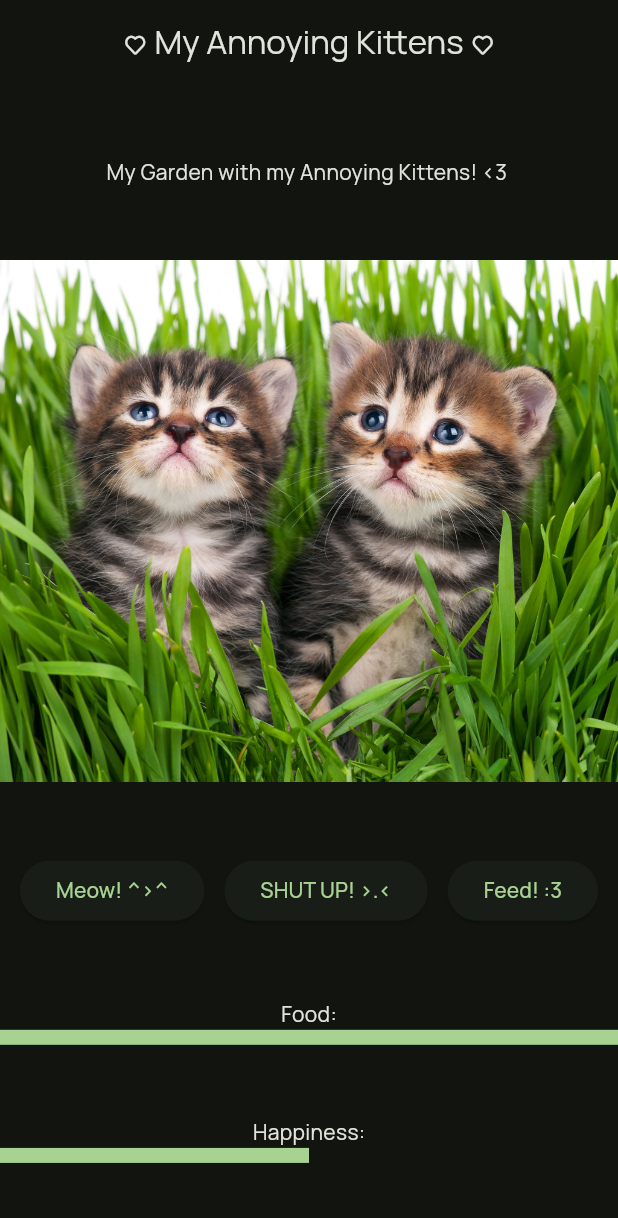
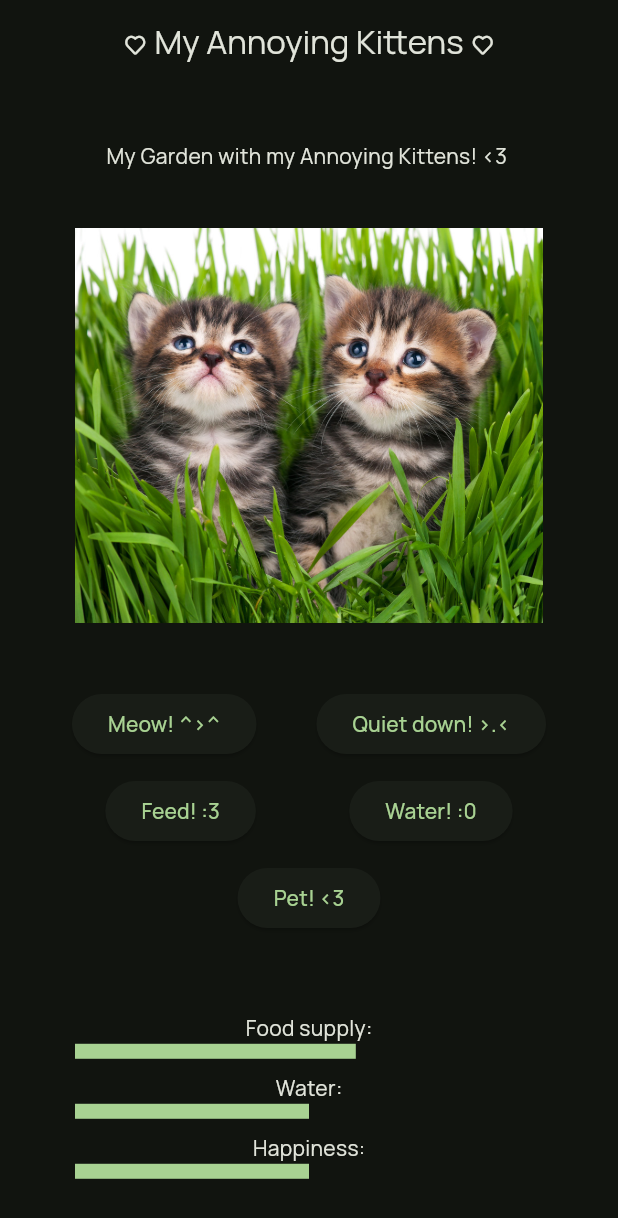
Before and after one commit to BurnyLlama/the-annoying-cat, a Flutter app: the screen it shows after launch, after a tap on "Feed! :3", on a phone screen of 412 x 824 dp. Shown: the top 1218 px of the screen. Run offline on Flutter 3.47's test engine with Material 2 defaults, Android fonts, the phone set to English and light mode, and no system bars; our stand-ins replace audioplayers.

Commit message:
Added water bar.

```diff
--- a/lib/cat.dart
+++ b/lib/cat.dart
@@ -6,15 +6,12 @@ class Cat {
   // This is a callback function that is run whenever the cat's state changes.
   late Function() _onStatChange;
 
+  // START: Meow
   // This is needed for the cat to know if it should meow -- how else would it know?
   bool _shouldMeow = false;
 
   // Create an audio player for use with meows. :3
   final AudioPlayer _player = AudioPlayer();
-
-  // This keeps track of the cat's hunger and maxHunger.
-  int _foodSupply = 5;
-  final int maximumFoodSupply = 10;
 
   // This is a list of all possible meow sounds.
   static const _meows = [
@@ -38,10 +35,30 @@ class Cat {
     }
   }
 
+  // The cat will start meowing until stopped.
+  void startMeow() {
+    _shouldMeow = true;
+    // Only start meowing if not already meowing.
+    if (_player.state != PlayerState.playing) {
+      _meow();
+    }
+  }
+
+  // This stops the cat from meowing, but it will allow the current meow to finish.
+  void stopMeow() {
+    _shouldMeow = false;
+  }
+  // END: Meow
+
+  // START: Food
+  // This keeps track of the cat's hunger and maxHunger.
+  int _foodSupply = 5;
+  final int maxFoodSupply = 10;
+
   // Increases the cat's hunger by 1.
   void _decreaseFoodSupply() {
-    if (_foodSupply < maximumFoodSupply && Random().nextInt(10) == 7) {
-      _foodSupply += 1;
+    if (_foodSupply > 0) {
+      _foodSupply -= 1;
       _onStatChange();
     }
   }
@@ -49,38 +66,108 @@ class Cat {
   // Start a periodic timer that increases hunger.
   void _startFoodConsumption() {
     Timer.periodic(const Duration(seconds: 1), (timer) {
-      _decreaseFoodSupply();
+      if (Random().nextInt(10) == 7) {
+        _decreaseFoodSupply();
+      }
 
-      if (_foodSupply > 9) {
+      if (_foodSupply == 0) {
         startMeow();
       }
     });
   }
 
-  // The cat will start meowing until stopped.
-  void startMeow() {
-    _shouldMeow = true;
-    _meow();
-  }
-
-  // This stops the cat from meowing, but it will allow the current meow to finish.
-  void stopMeow() {
-    _shouldMeow = false;
-  }
-
-  // Feed the cat; decreases hunger by 1.
+  // Feed the cat; increases food supply by 1.
   void feed() {
-    if (_foodSupply > 0) {
-      _foodSupply -= 1;
+    if (_foodSupply < maxFoodSupply) {
+      _foodSupply += 1;
+      _onStatChange();
     }
-    stopMeow();
-    _onStatChange();
   }
 
   // Let the outside world see the cat's hunger.
-  int getHunger() {
+  int get remainingFoodSupply {
     return _foodSupply;
   }
+  // END: Food
+
+  // START: Water
+  // Keep track of the water supply.
+  int _waterSupply = 5;
+  final int maxWaterSupply = 10;
+
+  // Decrease the water supply by 1.
+  void _decreaseWaterSupply() {
+    if (_waterSupply > 0) {
+      _waterSupply -= 1;
+      _onStatChange();
+    }
+  }
+
+  // Start a periodic timer that makes sure that the cat gets thirsty.
+  void _startThirst() {
+    Timer.periodic(const Duration(seconds: 2), (timer) {
+      if (Random().nextInt(10) == 7) {
+        _decreaseWaterSupply();
+      }
+
+      if (_waterSupply == 0) {
+        startMeow();
+      }
+    });
+  }
+
+  // Give the cat some water; increases the water supply by 1.
+  void water() {
+    if (_waterSupply < maxWaterSupply) {
+      _waterSupply += 1;
+      _onStatChange();
+    }
+  }
+
+  // Get the remaining amount of water.
+  int get remainingWaterSupply {
+    return _waterSupply;
+  }
+  // END: Water
+
+  // START: Happiness
+  // Keep track of the cat's happiness levels
+  int _happinessLevel = 10;
+  final int maxHappinessLevel = 20;
+
+  // Decrease happiness level by 1.
+  void _decreaseHappinessLevel() {
+    if (_happinessLevel > 0) {
+      _happinessLevel -= 1;
+      _onStatChange();
+    }
+  }
+
+  // The cat will periodically lose happiness.
+  void _startBoredom() {
+    Timer.periodic(const Duration(milliseconds: 500), (timer) {
+      if (Random().nextInt(17) == 7) {
+        _decreaseHappinessLevel();
+      }
+
+      if (_happinessLevel == 0) {
+        startMeow();
+      }
+    });
+  }
+
+  // Increase happiness level by 1.
+  void pet() {
+    if (_happinessLevel < maxHappinessLevel) {
+      _happinessLevel += 1;
+      _onStatChange();
+    }
+  }
+
+  int get remainingHappiness {
+    return _happinessLevel;
+  }
+  // END: Happiness
 
   // Initialize the cat.
   Cat({required Function() onStatChange}) {
@@ -92,6 +179,12 @@ class Cat {
     // Make sure the cat gets hungrier.
     _startFoodConsumption();
 
+    // Make sure the cat becomes bored.
+    _startBoredom();
+
+    // Make sure the cat gets thirsty.
+    _startThirst();
+
     // Make sure to add a callback to be run on a stat change.
     _onStatChange = onStatChange;
   }
--- a/lib/main.dart
+++ b/lib/main.dart
@@ -3,6 +3,8 @@ import 'cat.dart';
 
 String catPic = "assets/el_gatos.jpg";
 double hungerBarValue = 0.0;
+double happinessBarValue = 0.0;
+double waterBarValue = 0.0;
 
 void main() => runApp(const MyApp());
 
@@ -14,6 +16,17 @@ class MyApp extends StatefulWidget {
 }
 
 class _MyAppState extends State<MyApp> {
+  // Pad an element
+  Widget padElement(
+      {required Widget element,
+      double vertical = 0.0,
+      double horizontal = 0.0}) {
+    return Container(
+        margin:
+            EdgeInsets.symmetric(horizontal: horizontal, vertical: vertical),
+        child: element);
+  }
+
   // Change which cat pic is displayed.
   changeCatPic(String url) {
     setState(() {
@@ -22,22 +35,21 @@ class _MyAppState extends State<MyApp> {
   }
 
   // Change the hunger bar.
-  hungerBar() {
+  updateStatusBars() {
     setState(() {
-      hungerBarValue =
-          cat.maximumFoodSupply - cat.getHunger() / cat.maximumFoodSupply;
+      hungerBarValue = cat.remainingFoodSupply / cat.maxFoodSupply;
+      happinessBarValue = cat.remainingHappiness / cat.maxHappinessLevel;
+      waterBarValue = cat.remainingWaterSupply / cat.maxWaterSupply;
     });
   }
 
   // This is ugly, but some form of initialization is required...
-  Cat cat = Cat(onStatChange: () {});
+  late Cat cat;
 
   @override
   void initState() {
     // Actually initialize.
-    cat = Cat(onStatChange: () {
-      hungerBar();
-    });
+    cat = Cat(onStatChange: updateStatusBars);
     super.initState();
   }
 
@@ -73,32 +85,66 @@ class _MyAppState extends State<MyApp> {
             mainAxisAlignment: MainAxisAlignment.spaceEvenly,
             children: [
               const Text("My Garden with my Annoying Kittens! <3 "),
-              Center(child: Image.asset(catPic)),
-              Row(
-                mainAxisAlignment: MainAxisAlignment.spaceEvenly,
+              Center(
+                  child: padElement(
+                      element: Image.asset(catPic), horizontal: 50.0)),
+              Wrap(
+                alignment: WrapAlignment.spaceEvenly,
+                direction: Axis.horizontal,
                 children: [
-                  ElevatedButton(
+                  padElement(
+                      element: ElevatedButton(
                           onPressed: () {
                             changeCatPic("assets/el_gatos2.jpg");
                             cat.startMeow();
                           },
                           child: const Text("Meow! ^>^")),
-                  ElevatedButton(
+                      horizontal: 20.0,
+                      vertical: 5.0),
+                  padElement(
+                      element: ElevatedButton(
                           onPressed: () {
                             changeCatPic("assets/el_gatos.jpg");
                             cat.stopMeow();
                           },
-                      child: const Text("SHUT UP! >.<")),
-                  ElevatedButton(
+                          child: const Text("Quiet down! >.<")),
+                      horizontal: 20.0,
+                      vertical: 5.0),
+                  padElement(
+                      element: ElevatedButton(
                           onPressed: () {
                             cat.feed();
                           },
                           child: const Text("Feed! :3")),
+                      horizontal: 20.0,
+                      vertical: 5.0),
+                  padElement(
+                      element: ElevatedButton(
+                          onPressed: () {
+                            cat.water();
+                          },
+                          child: const Text("Water! :0")),
+                      horizontal: 20.0,
+                      vertical: 5.0),
+                  padElement(
+                      element: ElevatedButton(
+                          onPressed: () {
+                            cat.pet();
+                          },
+                          child: const Text("Pet! <3")),
+                      horizontal: 20.0,
+                      vertical: 5.0),
                 ],
               ),
+              padElement(
+                  element: Column(
+                    children: [
                       Column(
                         children: [
-                  const Text("Food:"),
+                          Container(
+                            margin: const EdgeInsets.only(top: 10.0),
+                            child: const Text("Food supply:"),
+                          ),
                           LinearProgressIndicator(
                             minHeight: 10,
                             value: hungerBarValue,
@@ -108,14 +154,33 @@ class _MyAppState extends State<MyApp> {
                       ),
                       Column(
                         children: [
-                  const Text("Happiness:"),
+                          Container(
+                            margin: const EdgeInsets.only(top: 10.0),
+                            child: const Text("Water:"),
+                          ),
                           LinearProgressIndicator(
                             minHeight: 10,
-                    value: 0.5,
+                            value: waterBarValue,
                             backgroundColor: theme.backgroundColor,
                           ),
                         ],
-              )
+                      ),
+                      Column(
+                        children: [
+                          Container(
+                            margin: const EdgeInsets.only(top: 10.0),
+                            child: const Text("Happiness:"),
+                          ),
+                          LinearProgressIndicator(
+                            minHeight: 10,
+                            value: happinessBarValue,
+                            backgroundColor: theme.backgroundColor,
+                          ),
+                        ],
+                      ),
+                    ],
+                  ),
+                  horizontal: 50.0)
             ],
           )),
     );
```
Lines whose indentation alone changed are shown as unchanged.
